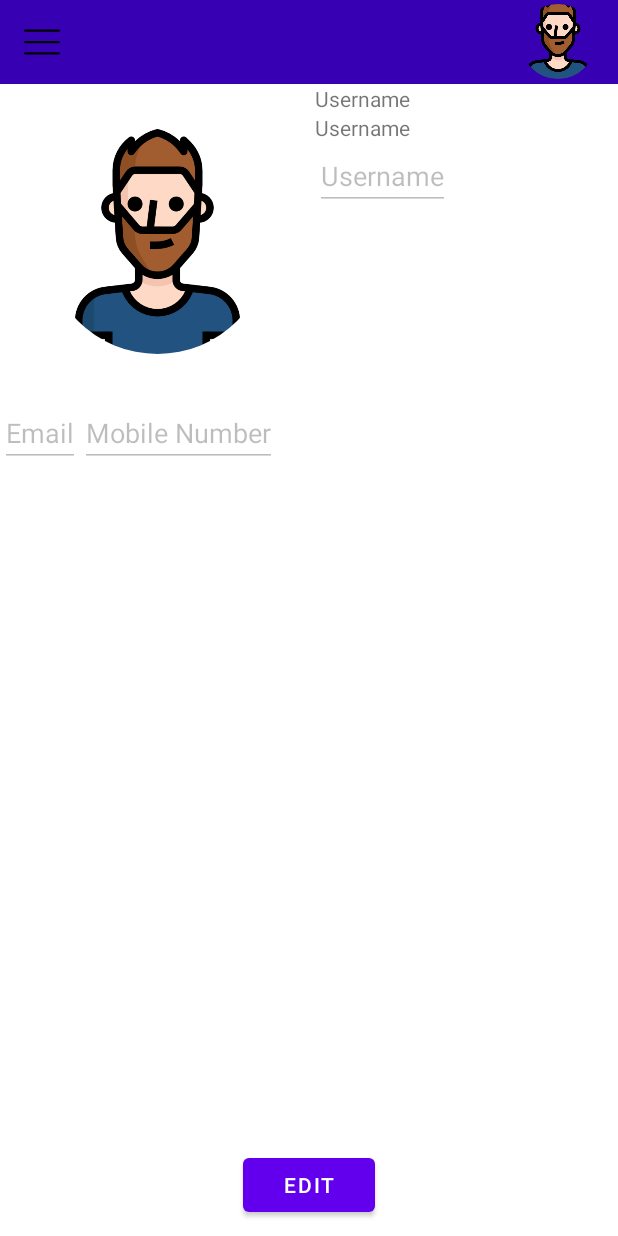
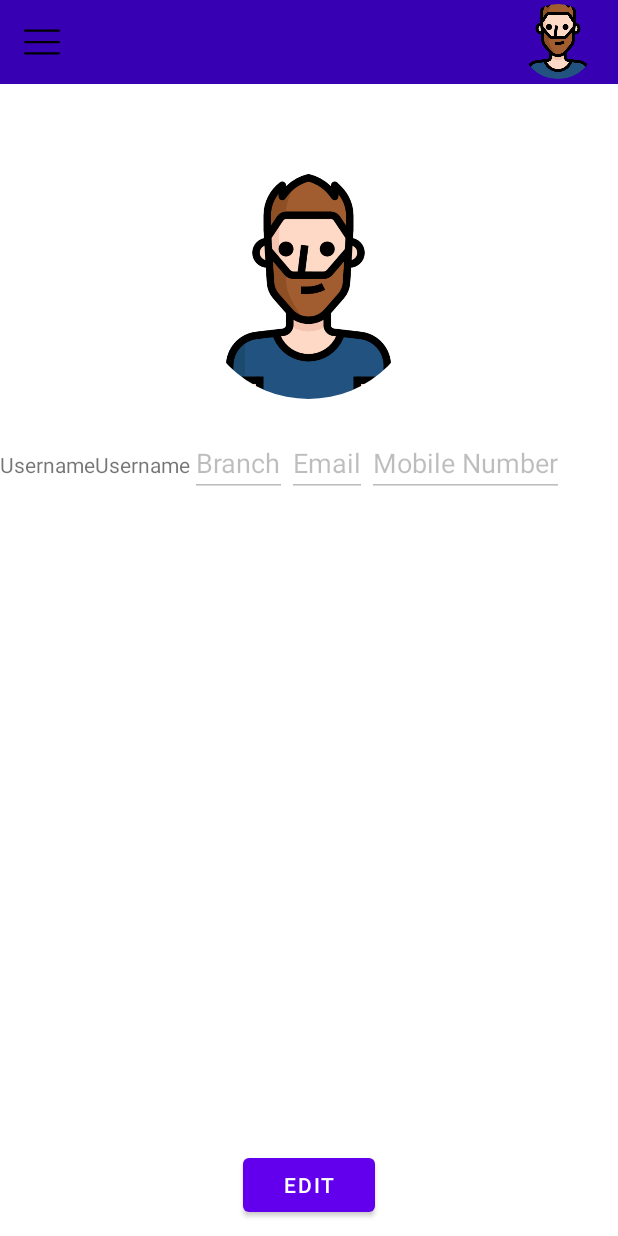
Before and after one commit to Jedi-24/OnePlacement, an Android app: the UserProfileFragment screen opened through its navigation route, after a tap on "SAVE", on a phone screen of 412 x 824 dp. Run offline under Robolectric (Android 15) with nearby library versions, the light colour scheme and no system bars; our stand-ins replace CircleImageView; libraries missing offline, so code that uses them is left out: org.modelmapper; pictures from the network do not load; Roboto replaces fonts that are not available here; 3 statements that could not run were skipped; 2 other taps on this screen came first.

Commit message:
sending MultiPart Request to upload image, updates in the user model

```diff
--- a/onePlacement-client/app/build.gradle
+++ b/onePlacement-client/app/build.gradle
@@ -56,6 +56,9 @@ dependencies {
     implementation 'de.hdodenhof:circleimageview:3.1.0'
     implementation 'com.squareup.picasso:picasso:2.8'
 
+    // https://mvnrepository.com/artifact/org.modelmapper/modelmapper
+    implementation group: 'org.modelmapper', name: 'modelmapper', version: '3.1.1'
+
     testImplementation 'junit:junit:4.13.2'
     androidTestImplementation 'androidx.test.ext:junit:1.1.5'
     androidTestImplementation 'androidx.test.espresso:espresso-core:3.5.1'
--- a/onePlacement-client/app/src/main/java/com/jedi/oneplacement/fragments/UserProfileFragment.java
+++ b/onePlacement-client/app/src/main/java/com/jedi/oneplacement/fragments/UserProfileFragment.java
@@ -1,10 +1,22 @@
 package com.jedi.oneplacement.fragments;
 
+import static android.app.Activity.RESULT_OK;
+
+import android.app.Activity;
+import android.content.Context;
+import android.content.Intent;
+import android.content.SharedPreferences;
 import android.graphics.Bitmap;
+import android.graphics.BitmapFactory;
+import android.net.Uri;
 import android.os.Bundle;
 
+import androidx.activity.result.ActivityResultLauncher;
+import androidx.activity.result.contract.ActivityResultContracts;
+import androidx.appcompat.app.AppCompatActivity;
 import androidx.fragment.app.Fragment;
 
+import android.provider.MediaStore;
 import android.util.Log;
 import android.view.LayoutInflater;
 import android.view.View;
@@ -14,53 +26,149 @@ import android.widget.Toast;
 import com.jedi.oneplacement.R;
 import com.jedi.oneplacement.databinding.FragmentHomeBinding;
 import com.jedi.oneplacement.databinding.FragmentUserProfileBinding;
+import com.jedi.oneplacement.payloads.FileResponse;
+import com.jedi.oneplacement.payloads.User;
+import com.jedi.oneplacement.payloads.UserDto;
+import com.jedi.oneplacement.retrofit.ApiImpl;
+import com.jedi.oneplacement.utils.AppConstants;
 import com.jedi.oneplacement.utils.Cache;
 import com.jedi.oneplacement.utils.UserInstance;
+
+import org.modelmapper.ModelMapper;
+
+import java.io.File;
+import java.io.FileInputStream;
+import java.io.FileOutputStream;
+import java.io.IOException;
+import java.nio.ByteBuffer;
+
+import okhttp3.MediaType;
+import okhttp3.MultipartBody;
+import okhttp3.RequestBody;
 
 public class UserProfileFragment extends Fragment {
     private static final String TAG = "UserProfileFragment";
     FragmentUserProfileBinding mBinding;
     Boolean editable;
+    Uri contentURI = null;
+    Bitmap b = null;
 
     public UserProfileFragment() {
         // Required empty public constructor
     }
 
+    private ActivityResultLauncher<Intent> mChooseFromGalleryLauncher;
+
     @Override
     public View onCreateView(LayoutInflater inflater, ViewGroup container, Bundle savedInstanceState) {
         mBinding = FragmentUserProfileBinding.inflate(inflater, container, false);
-//        mBinding.profilePhoto.setImageBitmap(Cache.getImageCache(UserInstance.getId()));
-        Bitmap b = Cache.readFromCache(getContext());
-        if(b!=null){
+        b = Cache.readFromCache(getContext());
+        if (b != null) {
             mBinding.profilePhoto.setImageBitmap(b);
             Toast.makeText(requireContext(), "Image is loaded from Internal Cache!", Toast.LENGTH_SHORT).show();
         }
 
         toggleEditables(false);
 
-        mBinding.profilePhoto.setOnClickListener(v->{
-            // open a bottom view to select image from gallery:
-
+        mBinding.editImg.setOnClickListener(v -> {
+            Log.d(TAG, "onCreateView: haa haaa");
+            choosePhotoFromGallery();
         });
 
-        mBinding.editView.setOnClickListener(v->{
+        mBinding.editView.setOnClickListener(v -> {
             Log.d(TAG, "onCreateView: hehehehe");
-            if(!editable){
+            if (!editable) {
                 mBinding.editView.setText("Save");
+                mBinding.editImg.setVisibility(View.VISIBLE);
                 toggleEditables(true);
-            }
-            else{
+            } else {
                 mBinding.editView.setText("Edit");
-                //todo: // send request to server:
+                mBinding.editImg.setVisibility(View.INVISIBLE);
+                //todo: // send request to server: to save the image and update user details AW;
+
+                String branch = mBinding.userBranch.getText().toString();
+                String email = mBinding.email.getText().toString();
+                String mno = mBinding.mNumber.getText().toString();
+
+                SharedPreferences sharedPreferences = requireContext().getSharedPreferences(AppConstants.APP_NAME, Context.MODE_PRIVATE);
+                String token = sharedPreferences.getString(AppConstants.JWT, null);
+
+                // get img file from cache:
+                File folder = getContext().getCacheDir();
+                File file = new File(folder, AppConstants.USER_PHOTO_BAK); // creates am instance of the file located at the "specified" Location;
+                Log.d(TAG, "onCreateView: " + file.getAbsolutePath());
+                Log.d(TAG, "onCreateView: haa yehi " + file.getName());
+
+                // we don't need to read from the file, we need to send the file by creating RequestBody's object;
+                RequestBody requestBodyImg = RequestBody.create(MediaType.parse("multipart/form-data"), file); // todo: try changing the MediaType.
+                Log.d(TAG, "onCreateView: " + requestBodyImg);
+                MultipartBody.Part formDataImg = MultipartBody.Part.createFormData("image", file.getName(), requestBodyImg);
+
+                ApiImpl.uploadImg(token, formDataImg,new ApiImpl.ApiCallListener<FileResponse>() {
+                    @Override
+                    public void onResponse(FileResponse response) {
+                        Log.d(TAG, "onResponse: idhar aao");
+                        Log.d(TAG, "onResponse: " + response.toString());
+                        // todo: update cache.
+                        Cache.updateCache(requireContext());
+                    }
+
+                    @Override
+                    public void onFailure(int code) {
+                    }
+                });
+
+//                ApiImpl.updateUser(token, branch, email, mno, new ApiImpl.ApiCallListener<UserDto>() {
+//                    @Override
+//                    public void onResponse(UserDto response) {
+//                        UserInstance.setUserInstance(new ModelMapper().map(response, User.class));
+//                        Log.d(TAG, "onResponse: " + response.toString());
+//                    }
+//
+//                    @Override
+//                    public void onFailure(int code) {
+//                        Toast.makeText(getContext(), "failed to update user details", Toast.LENGTH_SHORT).show();
+//                    }
+//                });
+
                 toggleEditables(false);
             }
         });
 
+        mChooseFromGalleryLauncher = registerForActivityResult(
+                new ActivityResultContracts.StartActivityForResult(),
+                result -> {
+                    if (result.getResultCode() == AppCompatActivity.RESULT_OK) {
+                        Log.d(TAG, "onActivityResult:  haa bhai ");
+                        Intent data = result.getData();
+                        if (data == null) return;
+
+                        contentURI = data.getData();
+                        new Thread(() -> {
+                            try (FileOutputStream fos = new FileOutputStream(
+                                    new File(requireContext().getCacheDir(), AppConstants.USER_PHOTO_BAK))
+                            ) {
+                                b = MediaStore.Images.Media.getBitmap(getContext().getContentResolver(), contentURI);
+                                b.compress(Bitmap.CompressFormat.PNG, 100, fos);
+                                b.recycle();
+                            } catch (IOException e) {
+                                e.printStackTrace();
+                            }
+                        }).start();
+
+                        mBinding.profilePhoto.setImageURI(contentURI);
+                    }
+                });
+
         return mBinding.getRoot();
     }
 
-    private void toggleEditables(Boolean b){
-        mBinding.profilePhoto.setClickable(b);
+    private void choosePhotoFromGallery() {
+        Intent galleryIntent = new Intent(Intent.ACTION_PICK, android.provider.MediaStore.Images.Media.EXTERNAL_CONTENT_URI);
+        mChooseFromGalleryLauncher.launch(galleryIntent);
+    }
+
+    private void toggleEditables(Boolean b) {
         mBinding.userBranch.setEnabled(b);
         mBinding.email.setEnabled(b);
         mBinding.mNumber.setEnabled(b);
--- a/onePlacement-client/app/src/main/java/com/jedi/oneplacement/payloads/User.java
+++ b/onePlacement-client/app/src/main/java/com/jedi/oneplacement/payloads/User.java
@@ -6,7 +6,7 @@ import lombok.Data;
 
 @Data
 public class User {
-    private Integer id;
+    private int id;
     private String name;
     private String regNo;
     private String email;
--- a/onePlacement-client/app/src/main/java/com/jedi/oneplacement/retrofit/Api.java
+++ b/onePlacement-client/app/src/main/java/com/jedi/oneplacement/retrofit/Api.java
@@ -9,14 +9,19 @@ import com.jedi.oneplacement.utils.AppConstants;
 
 import java.util.Map;
 
+import okhttp3.MultipartBody;
 import okhttp3.ResponseBody;
 import retrofit2.Call;
 import retrofit2.http.Body;
 import retrofit2.http.GET;
 import retrofit2.http.Header;
 import retrofit2.http.Headers;
+import retrofit2.http.Multipart;
 import retrofit2.http.POST;
+import retrofit2.http.PUT;
+import retrofit2.http.Part;
 import retrofit2.http.Path;
+import retrofit2.http.Query;
 
 public interface Api {
 
@@ -31,8 +36,12 @@ public interface Api {
     Call<UserDto> registerUser(@Path (value = "role") String role, @Body User user);
 
     /* --------- USER DATA EDITING ------------ */
-//    @POST("/file/upload/image")
-//    Call<FileResponse> uploadImage(@Header("Authorization") String token, @Query("userID") Integer uId, @Query("image"));
+    @Multipart
+    @POST("/file/upload/image")
+    Call<FileResponse> uploadImage(@Header("Authorization") String token, @Part("userID") Integer uId, @Part MultipartBody.Part img);
+
+    @PUT("/api/users/{userId}")
+    Call<UserDto> updateUserDetails(@Header(AppConstants.AUTH) String token, @Path("userId") Integer uId, @Body UserDto userDto);
 
     /* --------- DOWNLOAD FILES ------------ */
     @GET("/file/retrieve/image/{userId}")
--- a/onePlacement-client/app/src/main/java/com/jedi/oneplacement/retrofit/ApiImpl.java
+++ b/onePlacement-client/app/src/main/java/com/jedi/oneplacement/retrofit/ApiImpl.java
@@ -12,14 +12,17 @@ import com.jedi.oneplacement.payloads.User;
 import com.jedi.oneplacement.payloads.UserDto;
 import com.jedi.oneplacement.payloads.UserLoginInfo;
 import com.jedi.oneplacement.utils.AppConstants;
+import com.jedi.oneplacement.utils.UserInstance;
 
 import org.json.JSONObject;
+import org.modelmapper.ModelMapper;
 
 import java.io.File;
 import java.io.IOException;
 import java.util.Map;
 
 import lombok.SneakyThrows;
+import okhttp3.MultipartBody;
 import okhttp3.ResponseBody;
 import retrofit2.Call;
 import retrofit2.Callback;
@@ -115,6 +118,50 @@ public class ApiImpl {
                 });
     }
 
+    public static void uploadImg(String token, MultipartBody.Part img , ApiCallListener<FileResponse> listener){
+        Log.d(TAG, "uploadImg: " + UserInstance.getId());
+        getRetrofitAccessObject().uploadImage("Bearer " + token, UserInstance.getId(), img)
+                .enqueue(new Callback<FileResponse>() {
+                    @Override
+                    public void onResponse(Call<FileResponse> call, Response<FileResponse> response) {
+                        Log.d(TAG, "onResponse: haa aa gaya");
+//                        Log.d(TAG, "onResponse: " + response.body());
+                        listener.onResponse(response.body());
+                    }
+
+                    @Override
+                    public void onFailure(Call<FileResponse> call, Throwable t) {
+                        listener.onFailure(-1);
+                    }
+                });
+    }
+
+    public static void updateUser(String token, String branch, String email, String mno, ApiCallListener<UserDto> listener){
+        UserDto userDto = new ModelMapper().map(UserInstance.getUserInstance(), UserDto.class);
+        userDto.setBranch(branch);
+        userDto.setEmail(email);
+        userDto.setPhoneNumber(mno);
+
+        Log.d(TAG, "updateUser: " + userDto.toString());
+
+        getRetrofitAccessObject().updateUserDetails("Bearer " + token, UserInstance.getId(), userDto)
+                .enqueue(new Callback<UserDto>() {
+                    @Override
+                    public void onResponse(Call<UserDto> call, Response<UserDto> response) {
+                        if(response.body()==null){
+                            listener.onFailure(response.code());
+                            return;
+                        }
+                        listener.onResponse(response.body());
+                    }
+
+                    @Override
+                    public void onFailure(Call<UserDto> call, Throwable t) {
+                        listener.onFailure(-1);
+                    }
+                });
+    }
+
     public static void getImage(Integer uid,String token,ApiCallListener<FileResponse> listener){
         Log.d(TAG, "getImage: " + token);
 
--- a/onePlacement-client/app/src/main/java/com/jedi/oneplacement/utils/Cache.java
+++ b/onePlacement-client/app/src/main/java/com/jedi/oneplacement/utils/Cache.java
@@ -13,6 +13,7 @@ import com.jedi.oneplacement.payloads.FileResponse;
 import com.jedi.oneplacement.retrofit.ApiImpl;
 
 import java.io.BufferedReader;
+import java.io.ByteArrayInputStream;
 import java.io.File;
 import java.io.FileInputStream;
 import java.io.FileNotFoundException;
@@ -25,9 +26,10 @@ public class Cache {
     private static final String TAG = "Cache";
     public static Bitmap readFromCache(Context context){
         File folder = context.getCacheDir();
-        File f = new File(folder, "user_photo");
+        File f = new File(folder, AppConstants.USER_PHOTO);
         Bitmap b = null;
         try{
+            new FileInputStream(f).read();
             b = BitmapFactory.decodeStream(new FileInputStream(f));
         } catch (IOException e) {
             e.printStackTrace();
@@ -35,9 +37,20 @@ public class Cache {
         return b;
     }
 
+    public static void updateCache(Context context){
+        // not a good way to do it.
+        File folder = context.getCacheDir();
+        File f = new File(folder,AppConstants.USER_PHOTO_BAK);
+        File f_ = new File(folder,AppConstants.USER_PHOTO);
+        Log.d(TAG, "updateCache: " + f_.delete());
+        Log.d(TAG, "updateCache: " + f.renameTo(f_));
+    }
+
     public static void writeToCache(Context context, byte[] byteData){
         File folder = context.getCacheDir();
-        File f = new File(folder, "user_photo");
+        File f = new File(folder, AppConstants.USER_PHOTO);
+        Log.d(TAG, "writeToCache: " + f.getAbsolutePath());
+
         FileOutputStream fos = null;
         try {
             fos = new FileOutputStream(f);
--- /dev/null
+++ b/onePlacement-client/app/src/main/res/drawable/ic_edit_svgrepo_com.xml
@@ -0,0 +1,5 @@
+<vector android:height="20dp" android:viewportHeight="1024"
+    android:viewportWidth="1024" android:width="20dp" xmlns:android="http://schemas.android.com/apk/res/android">
+    <path android:fillColor="#3688FF" android:pathData="M823.3,938.8H229.4c-71.6,0 -129.8,-58.2 -129.8,-129.8V215.1c0,-71.6 58.2,-129.8 129.8,-129.8h297c23.6,0 42.7,19.1 42.7,42.7s-19.1,42.7 -42.7,42.7h-297c-24.5,0 -44.4,19.9 -44.4,44.4V809c0,24.5 19.9,44.4 44.4,44.4h593.9c24.5,0 44.4,-19.9 44.4,-44.4V512c0,-23.6 19.1,-42.7 42.7,-42.7s42.7,19.1 42.7,42.7v297c0,71.6 -58.2,129.8 -129.8,129.8z"/>
+    <path android:fillColor="#5F6379" android:pathData="M483,756.5c-1.8,0 -3.5,-0.1 -5.3,-0.3l-134.5,-16.8c-19.4,-2.4 -34.6,-17.7 -37,-37l-16.8,-134.5c-1.6,-13.1 2.9,-26.2 12.2,-35.5l374.6,-374.6c51.1,-51.1 134.2,-51.1 185.3,0l26.3,26.3c24.8,24.7 38.4,57.6 38.4,92.7 0,35 -13.6,67.9 -38.4,92.7L513.2,744c-8.1,8.1 -19,12.5 -30.2,12.5zM386.7,658.8l80.8,10.1 359.8,-359.8c8.6,-8.6 13.4,-20.1 13.4,-32.3 0,-12.2 -4.8,-23.7 -13.4,-32.3L801,218.2c-17.9,-17.8 -46.8,-17.8 -64.6,0L376.6,578l10.1,80.8z"/>
+</vector>
--- a/onePlacement-client/app/src/main/res/layout/fragment_user_profile.xml
+++ b/onePlacement-client/app/src/main/res/layout/fragment_user_profile.xml
@@ -3,27 +3,41 @@
     xmlns:tools="http://schemas.android.com/tools"
     android:layout_width="match_parent"
     android:layout_height="match_parent"
+    xmlns:app="http://schemas.android.com/apk/res-auto"
     tools:context=".fragments.UserProfileFragment">
 
-    <include layout="@layout/toolbar" android:id="@+id/layout"/>
-
-    <LinearLayout
-        android:id="@+id/firstL"
-        android:layout_width="match_parent"
-        android:layout_height="wrap_content"
-        android:layout_below="@+id/layout">
+    <include
+        android:id="@+id/layout"
+        layout="@layout/toolbar" />
 
     <de.hdodenhof.circleimageview.CircleImageView
         android:id="@+id/profile_photo"
         android:layout_width="150dp"
         android:layout_height="150dp"
-            android:layout_margin="30sp"
+        android:layout_below="@id/layout"
+        android:layout_centerHorizontal="true"
+        android:clickable="false"
+        android:layout_marginTop="60sp"
         android:src="@drawable/man" />
 
+    <com.google.android.material.floatingactionbutton.FloatingActionButton
+        android:id="@+id/edit_img"
+        android:layout_width="wrap_content"
+        android:layout_height="wrap_content"
+        android:layout_marginTop="60sp"
+        android:layout_alignEnd="@+id/profile_photo"
+        android:src="@drawable/ic_edit_svgrepo_com"
+        android:layout_below="@id/layout"
+        android:visibility="invisible"
+        app:fabCustomSize="40sp" />
+
+
     <LinearLayout
+        android:id="@+id/secondL"
         android:layout_width="match_parent"
         android:layout_height="match_parent"
-            android:orientation="vertical">
+        android:layout_marginTop="20dp"
+        android:layout_below="@+id/profile_photo">
 
         <TextView
             android:layout_width="wrap_content"
@@ -39,36 +53,27 @@
             android:id="@+id/user_branch"
             android:layout_width="wrap_content"
             android:layout_height="wrap_content"
-                android:text="Username" />
-        </LinearLayout>
-    </LinearLayout>
-
-    <LinearLayout
-        android:id="@+id/secondL"
-        android:layout_width="match_parent"
-        android:layout_height="match_parent"
-        android:layout_below="@+id/firstL">
+            android:text="Branch" />
 
         <EditText
+            android:id="@+id/email"
             android:layout_width="wrap_content"
             android:layout_height="wrap_content"
-            android:id="@+id/email"
             android:text="Email" />
 
         <EditText
+            android:id="@+id/m_number"
             android:layout_width="wrap_content"
             android:layout_height="wrap_content"
-            android:id="@+id/m_number"
             android:text="Mobile Number" />
     </LinearLayout>
 
     <com.google.android.material.button.MaterialButton
+        android:id="@+id/edit_view"
         android:layout_width="wrap_content"
         android:layout_height="wrap_content"
         android:layout_alignParentBottom="true"
         android:layout_centerHorizontal="true"
         android:layout_marginBottom="10dp"
-        android:id="@+id/edit_view"
-        android:text="Edit"
-        />
+        android:text="Edit" />
 </RelativeLayout>
--- a/onePlacement-client/app/src/main/res/values-night/themes.xml
+++ b/onePlacement-client/app/src/main/res/values-night/themes.xml
@@ -1,11 +1,6 @@
 <resources xmlns:tools="http://schemas.android.com/tools">
     <!-- Base application theme. -->
     <style name="Theme.OnePlacement" parent="Theme.MaterialComponents.DayNight.NoActionBar">
-        <item name="windowNoTitle">true</item>
-        <item name="windowActionBar">false</item>
-        <item name="android:windowFullscreen">true</item>
-        <item name="android:windowContentOverlay">@null</item>
-
         <!-- Primary brand color. -->
         <item name="colorPrimary">@color/purple_200</item>
         <item name="colorPrimaryVariant">@color/purple_700</item>
@@ -15,7 +10,7 @@
         <item name="colorSecondaryVariant">@color/teal_200</item>
         <item name="colorOnSecondary">@color/black</item>
         <!-- Status bar color. -->
-        <item name="android:statusBarColor" >?attr/colorPrimaryVariant</item>
+        <item name="android:statusBarColor" >@color/purple_700</item>
         <!-- Customize your theme here. -->
     </style>
 </resources>
--- a/onePlacement-client/app/src/main/res/values/themes.xml
+++ b/onePlacement-client/app/src/main/res/values/themes.xml
@@ -1,11 +1,6 @@
 <resources xmlns:tools="http://schemas.android.com/tools">
     <!-- Base application theme. -->
     <style name="Theme.OnePlacement" parent="Theme.MaterialComponents.DayNight.NoActionBar">
-        <item name="windowNoTitle">true</item>
-        <item name="windowActionBar">false</item>
-        <item name="android:windowFullscreen">true</item>
-        <item name="android:windowContentOverlay">@null</item>
-
         <!-- Primary brand color. -->
         <item name="colorPrimary">@color/purple_500</item>
         <item name="colorPrimaryVariant">@color/purple_700</item>
@@ -15,7 +10,7 @@
         <item name="colorSecondaryVariant">@color/teal_700</item>
         <item name="colorOnSecondary">@color/black</item>
         <!-- Status bar color. -->
-        <item name="android:statusBarColor" >?attr/colorPrimaryVariant</item>
+        <item name="android:statusBarColor" >@color/purple_700</item>
         <!-- Customize your theme here. -->
     </style>
 </resources>
```
Also changed, not shown: onePlacement-client/app/src/main/java/com/jedi/oneplacement/utils/AppConstants.java (+7 -3 lines), onePlacement-client/app/src/main/java/com/jedi/oneplacement/utils/UserInstance.java (+9 -0 lines). Lines whose indentation alone changed are shown as unchanged.
